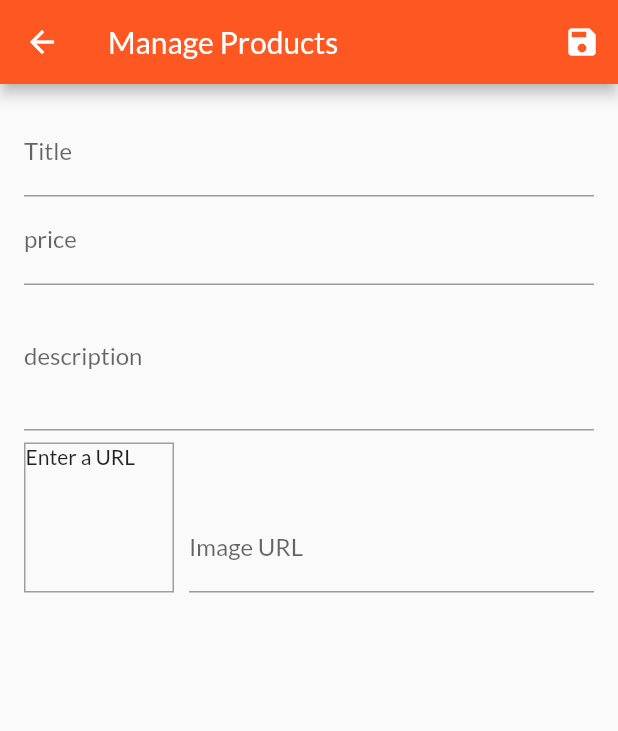
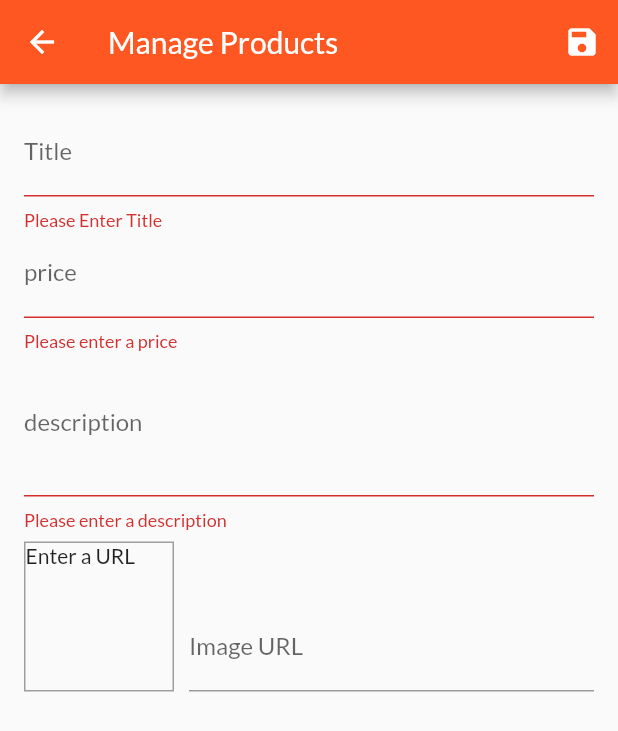
Before and after one commit to ashrafsalem/MyShop, a Flutter app: the EditProductScreen screen opened by its route, after a tap on the "save" icon, on a phone screen of 412 x 824 dp. Shown: the top 731 px of the screen. Run offline on Flutter 3.47's test engine with Material 2 defaults, Android fonts, the phone set to English and light mode, and no system bars; network calls fail.

Commit message:
till video 17

```diff
--- a/lib/providers/products.dart
+++ b/lib/providers/products.dart
@@ -2,7 +2,7 @@ import 'package:flutter/material.dart';
 
 import './product.dart';
 
-class Products extends ChangeNotifier{
+class Products extends ChangeNotifier {
   List<Product> _items = [
     Product(
       id: 'p1',
@@ -10,7 +10,7 @@ class Products extends ChangeNotifier{
       description: 'A red shirt - it is pretty red!',
       price: 29.99,
       imageUrl:
-      'https://cdn.pixabay.com/photo/2016/10/02/22/17/red-t-shirt-1710578_1280.jpg',
+          'https://cdn.pixabay.com/photo/2016/10/02/22/17/red-t-shirt-1710578_1280.jpg',
     ),
     Product(
       id: 'p2',
@@ -18,7 +18,7 @@ class Products extends ChangeNotifier{
       description: 'A nice pair of trousers.',
       price: 59.99,
       imageUrl:
-      'https://upload.wikimedia.org/wikipedia/commons/thumb/e/e8/Trousers%2C_dress_%28AM_1960.022-8%29.jpg/512px-Trousers%2C_dress_%28AM_1960.022-8%29.jpg',
+          'https://upload.wikimedia.org/wikipedia/commons/thumb/e/e8/Trousers%2C_dress_%28AM_1960.022-8%29.jpg/512px-Trousers%2C_dress_%28AM_1960.022-8%29.jpg',
     ),
     Product(
       id: 'p3',
@@ -26,7 +26,7 @@ class Products extends ChangeNotifier{
       description: 'Warm and cozy - exactly what you need for the winter.',
       price: 19.99,
       imageUrl:
-      'https://live.staticflickr.com/4043/4438260868_cc79b3369d_z.jpg',
+          'https://live.staticflickr.com/4043/4438260868_cc79b3369d_z.jpg',
     ),
     Product(
       id: 'p4',
@@ -34,13 +34,13 @@ class Products extends ChangeNotifier{
       description: 'Prepare any meal you want.',
       price: 49.99,
       imageUrl:
-      'https://upload.wikimedia.org/wikipedia/commons/thumb/1/14/Cast-Iron-Pan.jpg/1024px-Cast-Iron-Pan.jpg',
+          'https://upload.wikimedia.org/wikipedia/commons/thumb/1/14/Cast-Iron-Pan.jpg/1024px-Cast-Iron-Pan.jpg',
     ),
   ];
 
   // var _Favorite = false;
 
-  List<Product> get items{
+  List<Product> get items {
     return [..._items];
     // if(_Favorite) {
     //   return _items.where((item) => item.isFavorite).toList();
@@ -49,11 +49,11 @@ class Products extends ChangeNotifier{
     // }
   }
 
-  List<Product> get favoriteItems{
+  List<Product> get favoriteItems {
     return _items.where((pro) => pro.isFavorite).toList();
   }
 
-  Product findByID(String id){
+  Product findByID(String id) {
     return items.firstWhere((prod) => prod.id == id);
   }
 
@@ -66,8 +66,15 @@ class Products extends ChangeNotifier{
   //   _Favorite = false;
   //   notifyListeners();
   // }
-  void addProduct(){
+  void addProduct(Product product) {
+    final newProduct = Product(
+      title: product.title,
+      price: product.price,
+      description: product.description,
+      imageUrl: product.imageUrl,
+      id: DateTime.now().toString(),
+    );
+    _items.add(newProduct);
     notifyListeners();
   }
-
 }
--- a/lib/screens/edit_product_screen.dart
+++ b/lib/screens/edit_product_screen.dart
@@ -1,9 +1,11 @@
 import 'package:flutter/material.dart';
+import 'package:provider/provider.dart';
 
 import '../providers/product.dart';
+import '../providers/products.dart';
 
 class EditProductScreen extends StatefulWidget {
-  static const routeName="/edit-product";
+  static const routeName = "/edit-product";
   EditProductScreen({Key key}) : super(key: key);
 
   @override
@@ -40,20 +42,29 @@ class _EditProductScreenState extends State<EditProductScreen> {
     super.dispose();
   }
 
-  void _updateImageUrl(){
-    if(!_imageUrlFocusNode.hasFocus){
+  void _updateImageUrl() {
+    if (!_imageUrlFocusNode.hasFocus) {
+      if ((!_imageUrlController.text.startsWith('http') &&
+              _imageUrlController.text.startsWith('https')) ||
+          (!_imageUrlController.text.endsWith('png') &&
+              !_imageUrlController.text.endsWith('jpg') &&
+              !_imageUrlController.text.endsWith('jpeg'))) {
+        return;
+      }
       setState(() {});
     }
   }
 
-  void _saveForm(){
+  void _saveForm() {
+    final isValidate = _form.currentState.validate();
+    if (!isValidate) {
+      return;
+    }
     _form.currentState.save();
+    Provider.of<Products>(context, listen: false).addProduct(_existingProduct);
+    Navigator.of(context).pop();
+  }
 
-    print(_existingProduct.title);
-    print(_existingProduct.price);
-    print(_existingProduct.description);
-    print(_existingProduct.imageUrl);
-  }
   @override
   Widget build(BuildContext context) {
     return Scaffold(
@@ -62,7 +73,7 @@ class _EditProductScreenState extends State<EditProductScreen> {
         actions: [
           IconButton(
             icon: Icon(Icons.save),
-            onPressed: (){
+            onPressed: () {
               _saveForm();
             },
           ),
@@ -77,15 +88,16 @@ class _EditProductScreenState extends State<EditProductScreen> {
               TextFormField(
                 decoration: InputDecoration(labelText: 'Title'),
                 textInputAction: TextInputAction.next,
-                onFieldSubmitted:(_){
+                onFieldSubmitted: (_) {
                   FocusScope.of(context).requestFocus(_priceFocusNode);
                 },
-                validator: (value){
-                    if(value.isEmpty){
-
-                    }
+                validator: (value) {
+                  if (value.isEmpty) {
+                    return 'Please Enter Title';
+                  }
+                  return null;
                 },
-                onSaved: (value){
+                onSaved: (value) {
                   _existingProduct = Product(
                     id: null,
                     title: value,
@@ -100,10 +112,23 @@ class _EditProductScreenState extends State<EditProductScreen> {
                 textInputAction: TextInputAction.next,
                 keyboardType: TextInputType.number,
                 focusNode: _priceFocusNode,
-                onFieldSubmitted: (_){
+                onFieldSubmitted: (_) {
                   FocusScope.of(context).requestFocus(_descriptionFocusNode);
                 },
-                onSaved: (value){
+                validator: (value) {
+                  if (value.isEmpty) {
+                    return 'Please enter a price';
+                  }
+                  if (double.tryParse(value) == null) {
+                    return 'please enter a valid number';
+                  }
+                  if (double.parse(value) <= 0) {
+                    return 'please enter a number bigger than zero.';
+                  }
+
+                  return null;
+                },
+                onSaved: (value) {
                   _existingProduct = Product(
                     id: null,
                     title: _existingProduct.title,
@@ -118,7 +143,16 @@ class _EditProductScreenState extends State<EditProductScreen> {
                 maxLines: 3,
                 keyboardType: TextInputType.multiline,
                 focusNode: _descriptionFocusNode,
-                onSaved: (value){
+                validator: (value) {
+                  if (value.isEmpty) {
+                    return 'Please enter a description';
+                  }
+                  if (value.length < 10) {
+                    return 'descripiton must be greater that 10 characters';
+                  }
+                  return null;
+                },
+                onSaved: (value) {
                   _existingProduct = Product(
                     id: null,
                     title: _existingProduct.title,
@@ -133,25 +167,23 @@ class _EditProductScreenState extends State<EditProductScreen> {
                 children: [
                   Container(
                     width: 100,
-                    height:100,
+                    height: 100,
                     margin: EdgeInsets.only(
                       top: 8,
                       right: 10,
                     ),
                     decoration: BoxDecoration(
-                      border:Border.all(
-                        width:1,
+                      border: Border.all(
+                        width: 1,
                         color: Colors.grey,
                       ),
                     ),
-                    child: _imageUrlController.text.isEmpty?
-                    Text(
-                        'Enter a URL'
-                    ) :
-                    FittedBox(
-                      child: Image.network(_imageUrlController.text),
-                      fit: BoxFit.cover,
-                    ),
+                    child: _imageUrlController.text.isEmpty
+                        ? Text('Enter a URL')
+                        : FittedBox(
+                            child: Image.network(_imageUrlController.text),
+                            fit: BoxFit.cover,
+                          ),
                   ),
                   Expanded(
                     child: TextFormField(
@@ -160,10 +192,10 @@ class _EditProductScreenState extends State<EditProductScreen> {
                       textInputAction: TextInputAction.done,
                       controller: _imageUrlController,
                       focusNode: _imageUrlFocusNode,
-                      onFieldSubmitted: (_){
+                      onFieldSubmitted: (_) {
                         _saveForm();
                       },
-                      onSaved: (value){
+                      onSaved: (value) {
                         _existingProduct = Product(
                           id: null,
                           title: _existingProduct.title,
```
